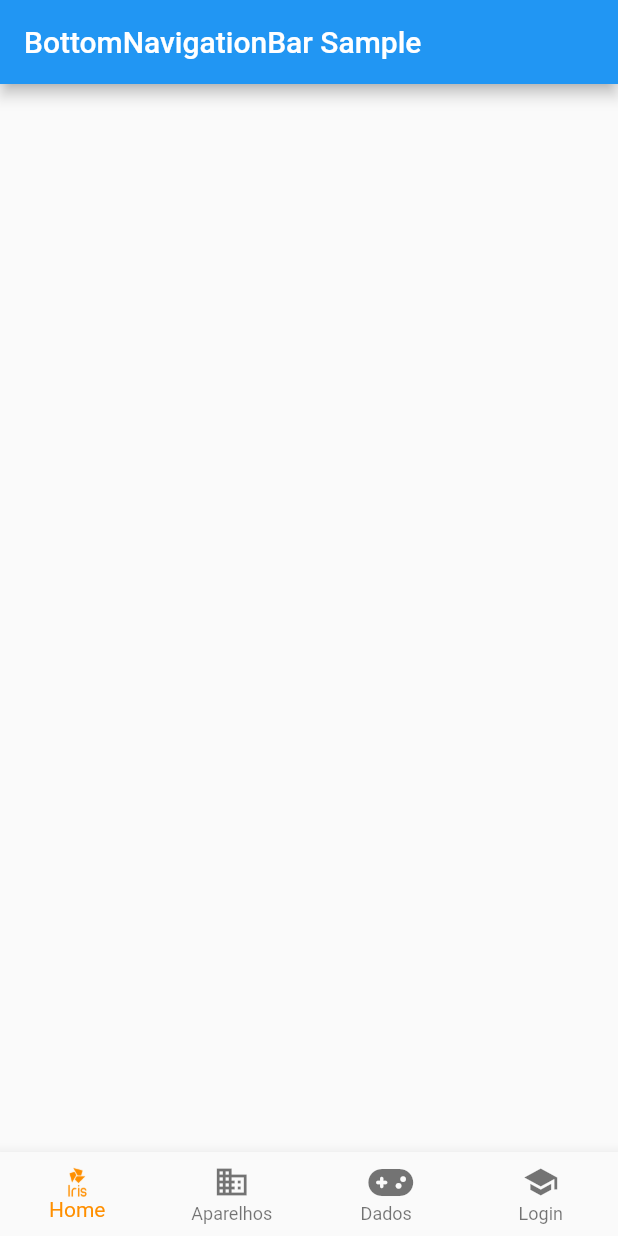
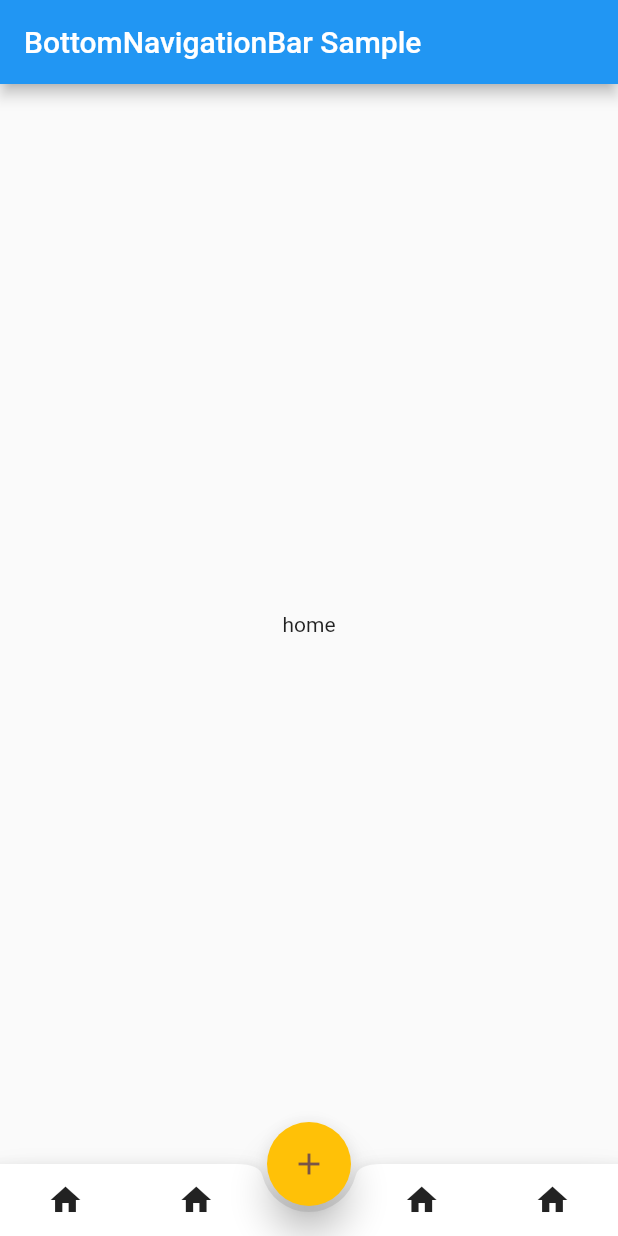
Before and after one commit to paulatalim/Iris, a Flutter app: the screen it shows after launch, on a phone screen of 412 x 824 dp. Run offline on Flutter 3.47's test engine with Material 2 defaults, Android fonts, the phone set to English and light mode, and no system bars; our stand-ins replace font_awesome_flutter.

Commit message:
troca de tipo de menu e inclucao de FAB

```diff
--- a/lib/main.dart
+++ b/lib/main.dart
@@ -27,45 +27,103 @@ class _HomeState extends State<Home> {
   // Colocar nomes das telas na lista
   // final List<Widget> screens = [];
 
+  final List<Center> tabs = [
+    const Center(child: Text('home')),
+    const Center(child: Text('dispositivos')),
+    const Center(child: Text('dados')),
+    const Center(child: Text('login'))
+  ];
+
   @override
   Widget build(BuildContext context) {
     return Scaffold(
       appBar: AppBar(
         title: const Text('BottomNavigationBar Sample'),
       ),
-      // body: screens[_currentIndex],
-      bottomNavigationBar: BottomNavigationBar(
-        currentIndex: _currentIndex,
-        type: BottomNavigationBarType.fixed,
-        items: const [
-          BottomNavigationBarItem(
-            // icon: Icon(Icons.business),
-            icon: ImageIcon(
-              AssetImage("assets/images/sketch.png"),
-              size: 20,
-            ),
-            label: 'Home',
-          ),
-          BottomNavigationBarItem(
-            icon: Icon(Icons.business),
-            label: 'Aparelhos',
-          ),
-          BottomNavigationBarItem(
-            icon: Icon(FontAwesomeIcons.gamepad),
-            label: 'Dados',
-          ),
-          BottomNavigationBarItem(
-            icon: Icon(Icons.school),
-            label: 'Login',
-          ),
-        ],
-        onTap: (int index) {
-          setState(() {
-            _currentIndex = index;
-          });
-        },
-        selectedItemColor: Colors.amber[800],
+      body: tabs[_currentIndex],
+      floatingActionButtonLocation: FloatingActionButtonLocation.centerDocked,
+      floatingActionButton: FloatingActionButton(
+        onPressed: () {},
+        child: const Icon(Icons.add),
+        backgroundColor: Colors.amber,
+        foregroundColor: Colors.brown,
+        elevation: 10,
       ),
+      bottomNavigationBar: BottomAppBar(
+          shape: CircularNotchedRectangle(),
+          child: Row(
+            mainAxisAlignment: MainAxisAlignment.spaceAround,
+            children: [
+              IconButton(
+                onPressed: () {
+                  setState(() {
+                    _currentIndex = 0;
+                  });
+                },
+                icon: const Icon(Icons.home),
+              ),
+              IconButton(
+                onPressed: () {
+                  setState(() {
+                    _currentIndex = 1;
+                  });
+                },
+                icon: const Icon(Icons.home),
+              ),
+
+              //Espacamento entre icone e button action bar
+              const SizedBox(
+                width: 24,
+              ),
+
+              IconButton(
+                onPressed: () {
+                  setState(() {
+                    _currentIndex = 2;
+                  });
+                },
+                icon: const Icon(Icons.home),
+              ),
+              IconButton(
+                onPressed: () {
+                  setState(() {
+                    _currentIndex = 3;
+                  });
+                },
+                icon: const Icon(Icons.home),
+              ),
+            ],
+          )),
+      // bottomNavigationBar: BottomNavigationBar(
+      //   currentIndex: _currentIndex,
+      //   type: BottomNavigationBarType.fixed,
+      //   iconSize: 20,
+      //   items: const [
+      //     BottomNavigationBarItem(
+      //       // icon: Icon(Icons.business),
+      //       icon: Icon(FontAwesomeIcons.house),
+      //       label: 'Home',
+      //     ),
+      //     BottomNavigationBarItem(
+      //       icon: Icon(FontAwesomeIcons.computer),
+      //       label: 'Dispositivos',
+      //     ),
+      //     BottomNavigationBarItem(
+      //       icon: Icon(FontAwesomeIcons.house),
+      //       label: 'Dados',
+      //     ),
+      //     BottomNavigationBarItem(
+      //       icon: Icon(FontAwesomeIcons.lock),
+      //       label: 'Login',
+      //     ),
+      //   ],
+      //   onTap: (int index) {
+      //     setState(() {
+      //       _currentIndex = index;
+      //     });
+      //   },
+      //   selectedItemColor: Colors.amber[800],
+      // ),
     );
   }
 }
```
